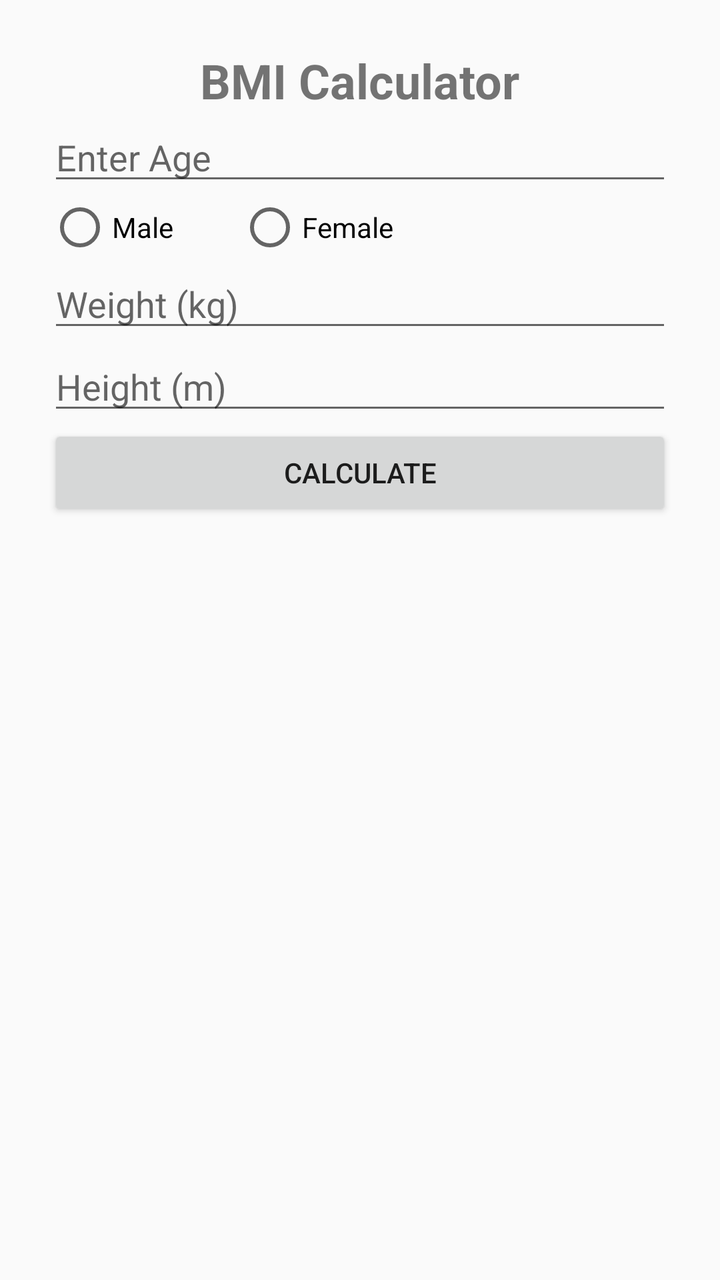
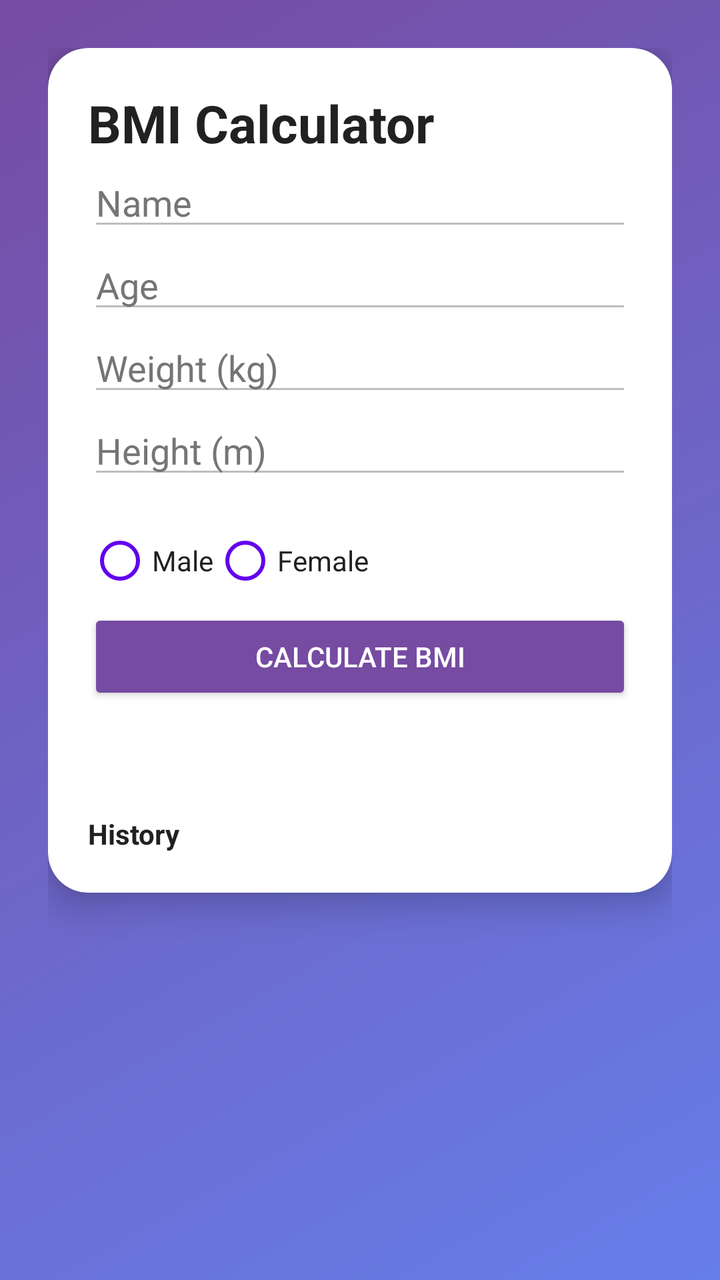

Screens rendered from an Android XML layout before and after an edit, with the pre-edit source and the edit as a unified diff.
<!-- AndroidManifest.xml: activity theme Theme.ComXYZBMIApp -->
<!-- res/layout/activity_main.xml -->
<?xml version="1.0" encoding="utf-8"?>
<androidx.constraintlayout.widget.ConstraintLayout
    xmlns:android="http://schemas.android.com/apk/res/android"
    xmlns:app="http://schemas.android.com/apk/res-auto"
    android:layout_width="match_parent"
    android:layout_height="match_parent"
    android:padding="24dp">

    <TextView
        android:id="@+id/tvTitle"
        android:layout_width="wrap_content"
        android:layout_height="wrap_content"
        android:text="BMI Calculator"
        android:textSize="24sp"
        android:textStyle="bold"
        app:layout_constraintTop_toTopOf="parent"
        app:layout_constraintStart_toStartOf="parent"
        app:layout_constraintEnd_toEndOf="parent"/>

    <EditText
        android:id="@+id/etAge"
        android:layout_width="0dp"
        android:layout_height="wrap_content"
        android:hint="Enter Age"
        android:inputType="number"
        app:layout_constraintTop_toBottomOf="@id/tvTitle"
        app:layout_constraintStart_toStartOf="parent"
        app:layout_constraintEnd_toEndOf="parent"/>

    <RadioGroup
        android:id="@+id/rgGender"
        android:layout_width="wrap_content"
        android:layout_height="wrap_content"
        android:orientation="horizontal"
        app:layout_constraintTop_toBottomOf="@id/etAge"
        app:layout_constraintStart_toStartOf="parent">

        <RadioButton
            android:id="@+id/rbMale"
            android:layout_width="95dp"
            android:text="Male" />

        <RadioButton
            android:id="@+id/rbFemale"
            android:layout_width="109dp"
            android:text="Female" />

    </RadioGroup>

    <EditText
        android:id="@+id/etWeight"
        android:layout_width="0dp"
        android:layout_height="wrap_content"
        android:hint="Weight (kg)"
        android:inputType="numberDecimal"
        app:layout_constraintTop_toBottomOf="@id/rgGender"
        app:layout_constraintStart_toStartOf="parent"
        app:layout_constraintEnd_toEndOf="parent"/>

    <EditText
        android:id="@+id/etHeight"
        android:layout_width="0dp"
        android:layout_height="wrap_content"
        android:hint="Height (m)"
        android:inputType="numberDecimal"
        app:layout_constraintTop_toBottomOf="@id/etWeight"
        app:layout_constraintStart_toStartOf="parent"
        app:layout_constraintEnd_toEndOf="parent"/>

    <Button
        android:id="@+id/btnCalculate"
        android:layout_width="0dp"
        android:layout_height="wrap_content"
        android:text="Calculate"
        app:layout_constraintTop_toBottomOf="@id/etHeight"
        app:layout_constraintStart_toStartOf="parent"
        app:layout_constraintEnd_toEndOf="parent"/>

    <TextView
        android:id="@+id/tvResult"
        android:layout_width="wrap_content"
        android:layout_height="wrap_content"
        android:textSize="20sp"
        android:textStyle="bold"
        app:layout_constraintTop_toBottomOf="@id/btnCalculate"
        app:layout_constraintStart_toStartOf="parent"
        app:layout_constraintEnd_toEndOf="parent"/>

</androidx.constraintlayout.widget.ConstraintLayout>
<!-- resources referenced by this layout -->
<resources>
  <style name="Theme.ComXYZBMIApp" parent="Theme.AppCompat.Light.NoActionBar">
          <item name="colorPrimary">@color/purple_500</item>
          <item name="colorPrimaryDark">@color/purple_700</item>
          <item name="colorAccent">@color/teal_200</item>
          
      </style>
  <color name="purple_500">#FF6200EE</color>
  <color name="purple_700">#FF3700B3</color>
  <color name="teal_200">#FF03DAC5</color>
</resources>

<!-- the commit's change to res/layout/activity_main.xml (unified diff, before → after) -->
@@ -1,89 +1,132 @@
-<?xml version="1.0" encoding="utf-8"?>
 <androidx.constraintlayout.widget.ConstraintLayout
     xmlns:android="http://schemas.android.com/apk/res/android"
     xmlns:app="http://schemas.android.com/apk/res-auto"
     android:layout_width="match_parent"
     android:layout_height="match_parent"
+    android:background="@drawable/gradient_bg"
     android:padding="24dp">
 
-    <TextView
-        android:id="@+id/tvTitle"
-        android:layout_width="wrap_content"
+    <com.google.android.material.card.MaterialCardView
+        android:layout_width="0dp"
         android:layout_height="wrap_content"
-        android:text="BMI Calculator"
-        android:textSize="24sp"
-        android:textStyle="bold"
+        app:cardCornerRadius="20dp"
+        app:cardElevation="10dp"
+        android:background="@drawable/glass_card"
         app:layout_constraintTop_toTopOf="parent"
         app:layout_constraintStart_toStartOf="parent"
-        app:layout_constraintEnd_toEndOf="parent"/>
+        app:layout_constraintEnd_toEndOf="parent">
 
-    <EditText
-        android:id="@+id/etAge"
-        android:layout_width="0dp"
-        android:layout_height="wrap_content"
-        android:hint="Enter Age"
-        android:inputType="number"
-        app:layout_constraintTop_toBottomOf="@id/tvTitle"
-        app:layout_constraintStart_toStartOf="parent"
-        app:layout_constraintEnd_toEndOf="parent"/>
+        <LinearLayout
+            android:orientation="vertical"
+            android:padding="20dp"
+            android:layout_width="match_parent"
+            android:layout_height="wrap_content">
 
-    <RadioGroup
-        android:id="@+id/rgGender"
-        android:layout_width="wrap_content"
-        android:layout_height="wrap_content"
-        android:orientation="horizontal"
-        app:layout_constraintTop_toBottomOf="@id/etAge"
-        app:layout_constraintStart_toStartOf="parent">
+            <TextView
+                android:layout_height="wrap_content"
+                android:layout_width="wrap_content"
+                android:text="BMI Calculator"
+                android:textSize="26sp"
+                android:textStyle="bold"
+                android:textColor="#212121" />
 
-        <RadioButton
-            android:id="@+id/rbMale"
-            android:layout_width="95dp"
-            android:text="Male" />
+            <EditText
+                android:id="@+id/etName"
+                android:layout_width="match_parent"
+                android:layout_height="wrap_content"
+                android:hint="Name"
+                android:textColor="#212121"
+                android:textColorHint="#757575"
+                android:backgroundTint="#BDBDBD"/>
 
-        <RadioButton
-            android:id="@+id/rbFemale"
-            android:layout_width="109dp"
-            android:text="Female" />
+            <EditText
+                android:id="@+id/etAge"
+                android:layout_width="match_parent"
+                android:layout_height="wrap_content"
+                android:hint="Age"
+                android:inputType="number"
+                android:textColor="#212121"
+                android:textColorHint="#757575"
+                android:backgroundTint="#BDBDBD"/>
 
-    </RadioGroup>
+            <EditText
+                android:id="@+id/etWeight"
+                android:layout_width="match_parent"
+                android:layout_height="wrap_content"
+                android:hint="Weight (kg)"
+                android:inputType="numberDecimal"
+                android:textColor="#212121"
+                android:textColorHint="#757575"
+                android:backgroundTint="#BDBDBD"/>
 
-    <EditText
-        android:id="@+id/etWeight"
-        android:layout_width="0dp"
-        android:layout_height="wrap_content"
-        android:hint="Weight (kg)"
-        android:inputType="numberDecimal"
-        app:layout_constraintTop_toBottomOf="@id/rgGender"
-        app:layout_constraintStart_toStartOf="parent"
-        app:layout_constraintEnd_toEndOf="parent"/>
+            <EditText
+                android:id="@+id/etHeight"
+                android:layout_width="match_parent"
+                android:layout_height="wrap_content"
+                android:hint="Height (m)"
+                android:inputType="numberDecimal"
+                android:textColor="#212121"
+                android:textColorHint="#757575"
+                android:backgroundTint="#BDBDBD"/>
 
-    <EditText
-        android:id="@+id/etHeight"
-        android:layout_width="0dp"
-        android:layout_height="wrap_content"
-        android:hint="Height (m)"
-        android:inputType="numberDecimal"
-        app:layout_constraintTop_toBottomOf="@id/etWeight"
-        app:layout_constraintStart_toStartOf="parent"
-        app:layout_constraintEnd_toEndOf="parent"/>
 
-    <Button
-        android:id="@+id/btnCalculate"
-        android:layout_width="0dp"
-        android:layout_height="wrap_content"
-        android:text="Calculate"
-        app:layout_constraintTop_toBottomOf="@id/etHeight"
-        app:layout_constraintStart_toStartOf="parent"
-        app:layout_constraintEnd_toEndOf="parent"/>
+            <RadioGroup
+                android:id="@+id/rgGender"
+                android:layout_width="wrap_content"
+                android:layout_height="wrap_content"
+                android:orientation="horizontal"
+                android:paddingTop="12dp">
 
-    <TextView
-        android:id="@+id/tvResult"
-        android:layout_width="wrap_content"
-        android:layout_height="wrap_content"
-        android:textSize="20sp"
-        android:textStyle="bold"
-        app:layout_constraintTop_toBottomOf="@id/btnCalculate"
-        app:layout_constraintStart_toStartOf="parent"
-        app:layout_constraintEnd_toEndOf="parent"/>
+                <RadioButton
+                    android:id="@+id/rbMale"
+                    android:layout_width="wrap_content"
+                    android:layout_height="wrap_content"
+                    android:text="Male"
+                    android:textColor="#212121"
+                    android:buttonTint="@color/purple_500" />
+
+                <RadioButton
+                    android:id="@+id/rbFemale"
+                    android:layout_width="wrap_content"
+                    android:layout_height="wrap_content"
+                    android:text="Female"
+                    android:textColor="#212121"
+                    android:buttonTint="@color/purple_500" />
+
+            </RadioGroup>
+
+            <Button
+                android:id="@+id/btnCalculate"
+                android:layout_width="match_parent"
+                android:layout_height="wrap_content"
+                android:text="Calculate BMI"
+                android:backgroundTint="#764ba2"
+                android:textColor="#FFFFFF"
+                android:textAllCaps="true" />
+
+            <TextView
+                android:id="@+id/tvResult"
+                android:layout_width="wrap_content"
+                android:layout_height="wrap_content"
+                android:textSize="20sp"
+                android:textStyle="bold"
+                android:textColor="#212121"
+                android:paddingTop="12dp"/>
+
+            <TextView
+                android:id="@+id/tvHistory"
+                android:layout_width="wrap_content"
+                android:layout_height="wrap_content"
+                android:text="History"
+                android:textColor="#212121"
+                android:textStyle="bold"
+                android:paddingTop="16dp"
+                android:clickable="true"
+                android:focusable="true"/>
+
+
+        </LinearLayout>
+
+    </com.google.android.material.card.MaterialCardView>
 
 </androidx.constraintlayout.widget.ConstraintLayout>
<!-- resource entries referenced after the edit -->
@@ -1,13 +1,35 @@
 <!-- resources referenced by this layout -->
 <resources>
-  <style name="Theme.ComXYZBMIApp" parent="Theme.AppCompat.Light.NoActionBar">
+  <color name="purple_500">#FF6200EE</color>
+  <!-- drawable glass_card (drawable) -->
+  <?xml version="1.0" encoding="utf-8"?>
+  <shape xmlns:android="http://schemas.android.com/apk/res/android">
+      <solid android:color="#33FFFFFF"/>
+      <corners android:radius="20dp"/>
+      <stroke android:width="1dp" android:color="#66FFFFFF"/>
+  </shape>
+  <!-- drawable gradient_bg (drawable) -->
+  <?xml version="1.0" encoding="utf-8"?>
+  <shape xmlns:android="http://schemas.android.com/apk/res/android"
+      android:shape="rectangle">
+  
+      <gradient
+          android:startColor="#667eea"
+          android:endColor="#764ba2"
+          android:angle="135"/>
+  </shape>
+  <style name="Theme.ComXYZBMIApp" parent="Theme.MaterialComponents.DayNight.NoActionBar">
           <item name="colorPrimary">@color/purple_500</item>
-          <item name="colorPrimaryDark">@color/purple_700</item>
-          <item name="colorAccent">@color/teal_200</item>
-          
+          <item name="colorPrimaryVariant">@color/purple_700</item>
+          <item name="colorOnPrimary">@color/white</item>
+          <item name="colorSecondary">@color/teal_200</item>
+          <item name="colorSecondaryVariant">@color/teal_700</item>
+          <item name="colorOnSecondary">@color/black</item>
       </style>
-  <color name="purple_500">#FF6200EE</color>
   <color name="purple_700">#FF3700B3</color>
+  <color name="white">#FFFFFFFF</color>
   <color name="teal_200">#FF03DAC5</color>
+  <color name="teal_700">#FF018786</color>
+  <color name="black">#FF000000</color>
 </resources>
 
